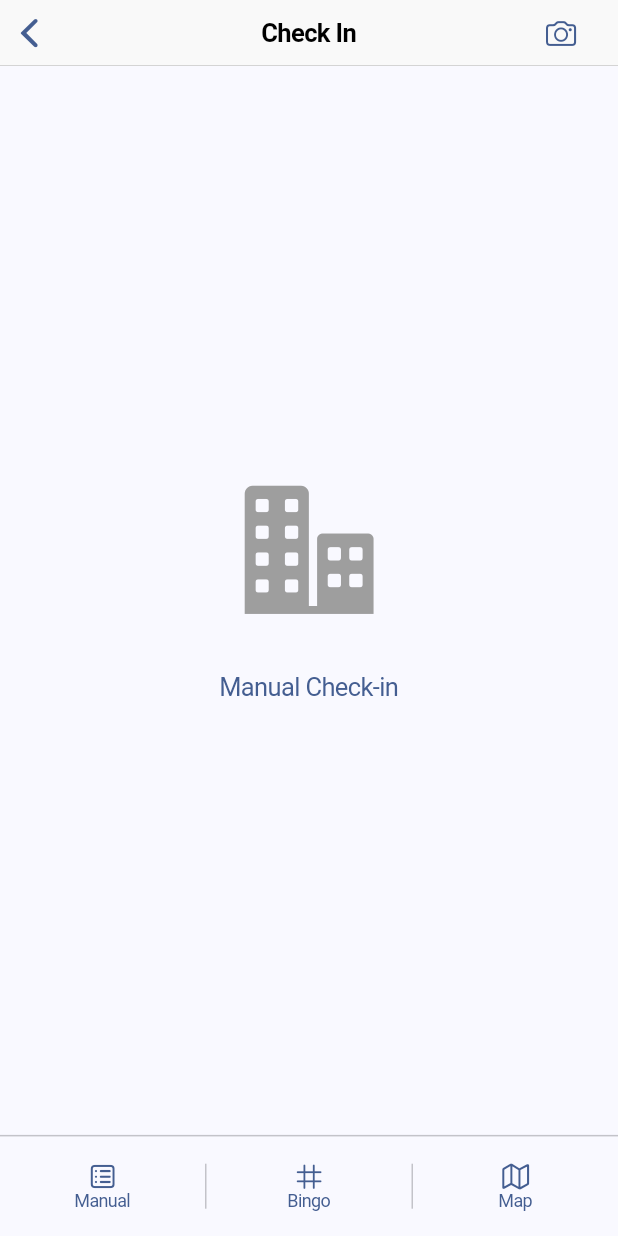
After one commit to biggerthanfood/bingo, a Flutter app: the CheckInScreen screen opened directly, on a phone screen of 412 x 824 dp. The commit adds this screen. Run offline on Flutter 3.47's test engine with Material 3 defaults, Android fonts, the phone set to English and light mode, and no system bars; our stand-ins replace firebase_auth, firebase_core; accounts and stored records are empty; generated files the repository leaves out were written again.

Commit message:
add some checkin logic

```diff
--- /dev/null
+++ b/lib/screens/checkin_screen.dart
@@ -0,0 +1,163 @@
+import 'package:flutter/material.dart';
+import 'package:flutter/cupertino.dart';
+
+class CheckInScreen extends StatelessWidget {
+  const CheckInScreen({super.key});
+
+  void _showManualCheckInDialog(BuildContext context) {
+    showCupertinoDialog(
+      context: context,
+      builder: (BuildContext context) {
+        return CupertinoAlertDialog(
+          title: const Text('Manual Check-in'),
+          content: const Padding(
+            padding: EdgeInsets.symmetric(vertical: 16.0),
+            child: Text('Confirm that you visited this restaurant?'),
+          ),
+          actions: [
+            CupertinoDialogAction(
+              child: const Text('Cancel'),
+              onPressed: () => Navigator.pop(context),
+            ),
+            CupertinoDialogAction(
+              isDefaultAction: true,
+              child: const Text('Confirm'),
+              onPressed: () {
+                // TODO: Implement check-in logic
+                Navigator.pop(context);
+                _showSuccessMessage(context);
+              },
+            ),
+          ],
+        );
+      },
+    );
+  }
+
+  void _showSuccessMessage(BuildContext context) {
+    showCupertinoDialog(
+      context: context,
+      builder: (BuildContext context) {
+        return CupertinoAlertDialog(
+          title: const Text('Success'),
+          content: const Padding(
+            padding: EdgeInsets.symmetric(vertical: 16.0),
+            child: Text('Check-in recorded successfully!'),
+          ),
+          actions: [
+            CupertinoDialogAction(
+              isDefaultAction: true,
+              child: const Text('OK'),
+              onPressed: () => Navigator.pop(context),
+            ),
+          ],
+        );
+      },
+    );
+  }
+
+  @override
+  Widget build(BuildContext context) {
+    return Scaffold(
+      appBar: CupertinoNavigationBar(
+        middle: const Text('Check In'),
+        trailing: CupertinoButton(
+          padding: EdgeInsets.zero,
+          child: const Icon(CupertinoIcons.camera),
+          onPressed: () {
+            // TODO: Implement photo upload
+          },
+        ),
+      ),
+      body: Column(
+        children: [
+          Expanded(
+            child: Center(
+              child: Column(
+                mainAxisAlignment: MainAxisAlignment.center,
+                children: [
+                  const Icon(
+                    CupertinoIcons.building_2_fill,
+                    size: 100,
+                    color: Colors.grey,
+                  ),
+                  const SizedBox(height: 16),
+                  CupertinoButton(
+                    onPressed: () => _showManualCheckInDialog(context),
+                    child: const Text('Manual Check-in'),
+                  ),
+                ],
+              ),
+            ),
+          ),
+          SafeArea(
+            child: Container(
+              decoration: BoxDecoration(
+                border: Border(
+                  top: BorderSide(
+                    color: CupertinoColors.separator.resolveFrom(context),
+                  ),
+                ),
+              ),
+              child: Row(
+                mainAxisAlignment: MainAxisAlignment.spaceAround,
+                children: [
+                  Expanded(
+                    child: CupertinoButton(
+                      child: Column(
+                        mainAxisSize: MainAxisSize.min,
+                        children: const [
+                          Icon(CupertinoIcons.square_list),
+                          Text('Manual', style: TextStyle(fontSize: 12)),
+                        ],
+                      ),
+                      onPressed: () {},
+                    ),
+                  ),
+                  Container(
+                    width: 1,
+                    height: 30,
+                    color: CupertinoColors.separator.resolveFrom(context),
+                  ),
+                  Expanded(
+                    child: CupertinoButton(
+                      child: Column(
+                        mainAxisSize: MainAxisSize.min,
+                        children: const [
+                          Icon(CupertinoIcons.grid),
+                          Text('Bingo', style: TextStyle(fontSize: 12)),
+                        ],
+                      ),
+                      onPressed: () {
+                        // TODO: Navigate to bingo card view
+                      },
+                    ),
+                  ),
+                  Container(
+                    width: 1,
+                    height: 30,
+                    color: CupertinoColors.separator.resolveFrom(context),
+                  ),
+                  Expanded(
+                    child: CupertinoButton(
+                      child: Column(
+                        mainAxisSize: MainAxisSize.min,
+                        children: const [
+                          Icon(CupertinoIcons.map),
+                          Text('Map', style: TextStyle(fontSize: 12)),
+                        ],
+                      ),
+                      onPressed: () {
+                        // TODO: Navigate to map view
+                      },
+                    ),
+                  ),
+                ],
+              ),
+            ),
+          ),
+        ],
+      ),
+    );
+  }
+}
--- a/pubspec.yaml
+++ b/pubspec.yaml
@@ -31,10 +31,11 @@ dependencies:
   flutter:
     sdk: flutter
 
-
   # The following adds the Cupertino Icons font to your application.
   # Use with the CupertinoIcons class for iOS style icons.
   cupertino_icons: ^1.0.8
+  firebase_core: ^3.8.0  # Updated to the latest stable version
+  firebase_auth: ^5.3.3  # Updated to the latest stable version
 
 dev_dependencies:
   flutter_test:
@@ -45,7 +46,7 @@ dev_dependencies:
   # activated in the `analysis_options.yaml` file located at the root of your
   # package. See that file for information about deactivating specific lint
   # rules and activating additional ones.
-  flutter_lints: ^4.0.0
+  flutter_lints: ^5.0.0
 
 # For information on the generic Dart part of this file, see the
 # following page: https://dart.dev/tools/pub/pubspec
```
Also changed, not shown: lib/main.dart (+16 -10 lines), lib/screens/login_screen.dart (+66 -29 lines), lib/screens/registration_screen.dart (+62 -24 lines), lib/services/auth_service.dart (added, +98 -0 lines), firebase.json (added), 17 other files.
